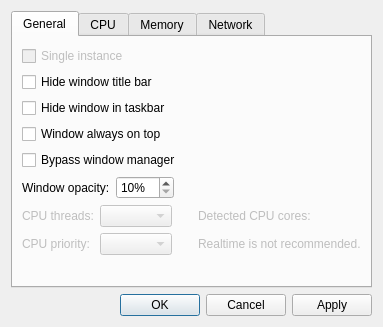
First picture: the form in settings_dialog.ui, repository MarioUnoDueTreQuattro/QMonitor, before the edit.
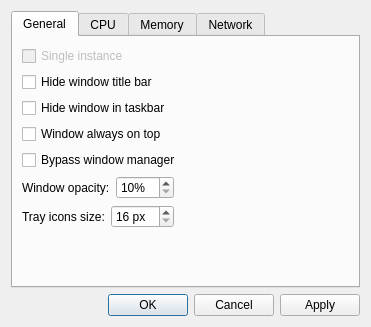
Second picture: the form after the edit. The open tabs and pages were chosen to show the change. Custom widgets are drawn as their Qt base class.

Commit message: TrayIconsSize option in settings dialog

```diff
--- a/settings_dialog.ui
+++ b/settings_dialog.ui
@@ -110,126 +110,32 @@
         </layout>
        </item>
        <item>
-        <layout class="QGridLayout" name="gridLayout">
-         <item row="0" column="0">
-          <widget class="QLabel" name="labelThreads_2">
-           <property name="enabled">
-            <bool>false</bool>
-           </property>
+        <layout class="QHBoxLayout" name="horizontalLayout_9">
+         <item>
+          <widget class="QLabel" name="label_16">
            <property name="text">
-            <string>CPU threads:</string>
+            <string>Tray icons size:</string>
            </property>
           </widget>
          </item>
-         <item row="0" column="1">
-          <widget class="QComboBox" name="comboBoxThreads">
-           <property name="enabled">
-            <bool>false</bool>
+         <item>
+          <widget class="QSpinBox" name="spinBoxTrayIconsSize">
+           <property name="suffix">
+            <string> px</string>
            </property>
+           <property name="minimum">
+            <number>16</number>
+           </property>
+           <property name="maximum">
+            <number>128</number>
+           </property>
+           <property name="singleStep">
+            <number>1</number>
+           </property>
           </widget>
          </item>
-         <item row="0" column="2">
+         <item>
           <spacer name="horizontalSpacer_7">
-           <property name="enabled">
-            <bool>false</bool>
-           </property>
-           <property name="orientation">
-            <enum>Qt::Orientation::Horizontal</enum>
-           </property>
-           <property name="sizeType">
-            <enum>QSizePolicy::Policy::Fixed</enum>
-           </property>
-           <property name="sizeHint" stdset="0">
-            <size>
-             <width>20</width>
-             <height>20</height>
-            </size>
-           </property>
-          </spacer>
-         </item>
-         <item row="0" column="3">
-          <widget class="QLabel" name="labelIdealThreads">
-           <property name="enabled">
-            <bool>false</bool>
-           </property>
-           <property name="text">
-            <string>Detected CPU cores:</string>
-           </property>
-          </widget>
-         </item>
-         <item row="0" column="4">
-          <spacer name="horizontalSpacer_3">
-           <property name="enabled">
-            <bool>false</bool>
-           </property>
-           <property name="orientation">
-            <enum>Qt::Orientation::Horizontal</enum>
-           </property>
-           <property name="sizeHint" stdset="0">
-            <size>
-             <width>40</width>
-             <height>20</height>
-            </size>
-           </property>
-          </spacer>
-         </item>
-         <item row="1" column="0">
-          <widget class="QLabel" name="labelPriority">
-           <property name="enabled">
-            <bool>false</bool>
-           </property>
-           <property name="text">
-            <string>CPU priority:</string>
-           </property>
-          </widget>
-         </item>
-         <item row="1" column="1">
-          <widget class="QComboBox" name="comboBoxPriority">
-           <property name="enabled">
-            <bool>false</bool>
-           </property>
-           <property name="sizePolicy">
-            <sizepolicy hsizetype="MinimumExpanding" vsizetype="Fixed">
-             <horstretch>0</horstretch>
-             <verstretch>0</verstretch>
-            </sizepolicy>
-           </property>
-          </widget>
-         </item>
-         <item row="1" column="2">
-          <spacer name="horizontalSpacer_8">
-           <property name="enabled">
-            <bool>false</bool>
-           </property>
-           <property name="orientation">
-            <enum>Qt::Orientation::Horizontal</enum>
-           </property>
-           <property name="sizeType">
-            <enum>QSizePolicy::Policy::Fixed</enum>
-           </property>
-           <property name="sizeHint" stdset="0">
-            <size>
-             <width>20</width>
-             <height>20</height>
-            </size>
-           </property>
-          </spacer>
-         </item>
-         <item row="1" column="3">
-          <widget class="QLabel" name="label_5">
-           <property name="enabled">
-            <bool>false</bool>
-           </property>
-           <property name="text">
-            <string>Realtime is not recommended.</string>
-           </property>
-          </widget>
-         </item>
-         <item row="1" column="4">
-          <spacer name="horizontalSpacer_4">
-           <property name="enabled">
-            <bool>false</bool>
-           </property>
            <property name="orientation">
             <enum>Qt::Orientation::Horizontal</enum>
            </property>
```
Left out of the diff: 2 changed lines with no effect on the pictures. The commit also changes 3 other files.
